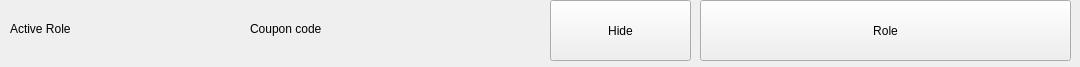
Before: the Qt Designer form ui/statusbar.ui in opensoapstand/station_computer, drawn with Qt 5.
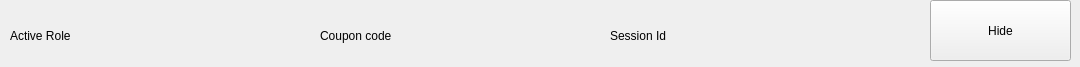
After: the same form once the commit is applied.

Commit message: Add session id and coupon code

```diff
--- a/ui/statusbar.ui
+++ b/ui/statusbar.ui
@@ -16,7 +16,7 @@
   <widget class="QPushButton" name="pushButton_hide">
    <property name="geometry">
     <rect>
-     <x>550</x>
+     <x>930</x>
      <y>0</y>
      <width>141</width>
      <height>61</height>
@@ -30,9 +30,9 @@
    <property name="geometry">
     <rect>
      <x>10</x>
-     <y>20</y>
-     <width>121</width>
-     <height>17</height>
+     <y>10</y>
+     <width>301</width>
+     <height>51</height>
     </rect>
    </property>
    <property name="text">
@@ -42,27 +42,27 @@
   <widget class="QLabel" name="label_coupon_code">
    <property name="geometry">
     <rect>
-     <x>250</x>
-     <y>20</y>
-     <width>121</width>
-     <height>17</height>
+     <x>320</x>
+     <y>10</y>
+     <width>271</width>
+     <height>51</height>
     </rect>
    </property>
    <property name="text">
     <string>Coupon code</string>
    </property>
   </widget>
-  <widget class="QPushButton" name="pushButton_active_role">
+  <widget class="QLabel" name="label_session_id">
    <property name="geometry">
     <rect>
-     <x>700</x>
-     <y>0</y>
-     <width>371</width>
-     <height>61</height>
+     <x>610</x>
+     <y>10</y>
+     <width>271</width>
+     <height>51</height>
     </rect>
    </property>
    <property name="text">
-    <string>Role</string>
+    <string>Session Id</string>
    </property>
   </widget>
  </widget>
```
The commit also changes 5 other files.
